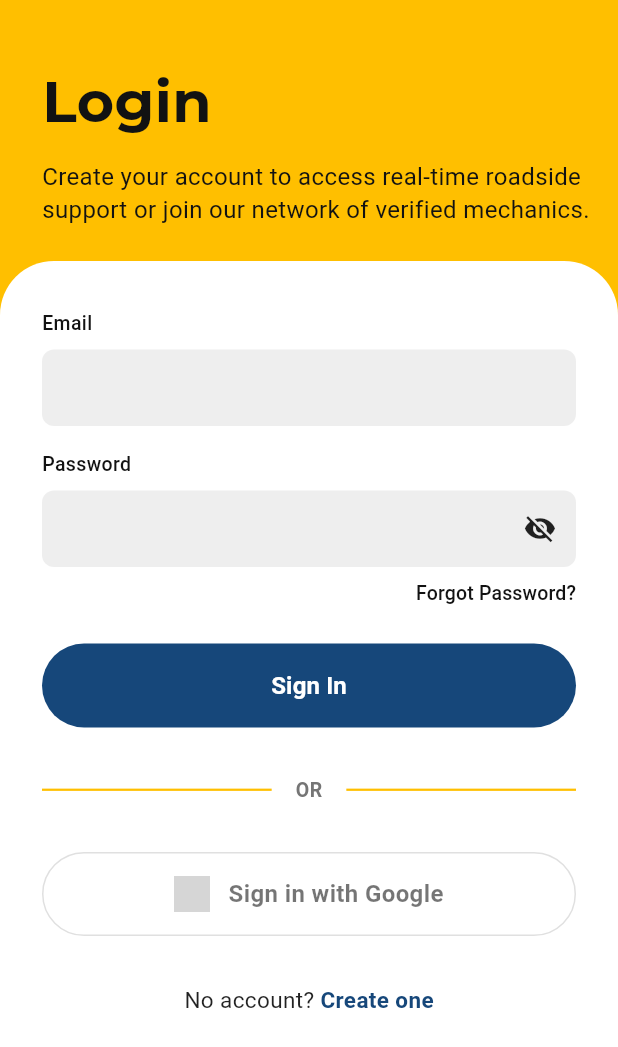
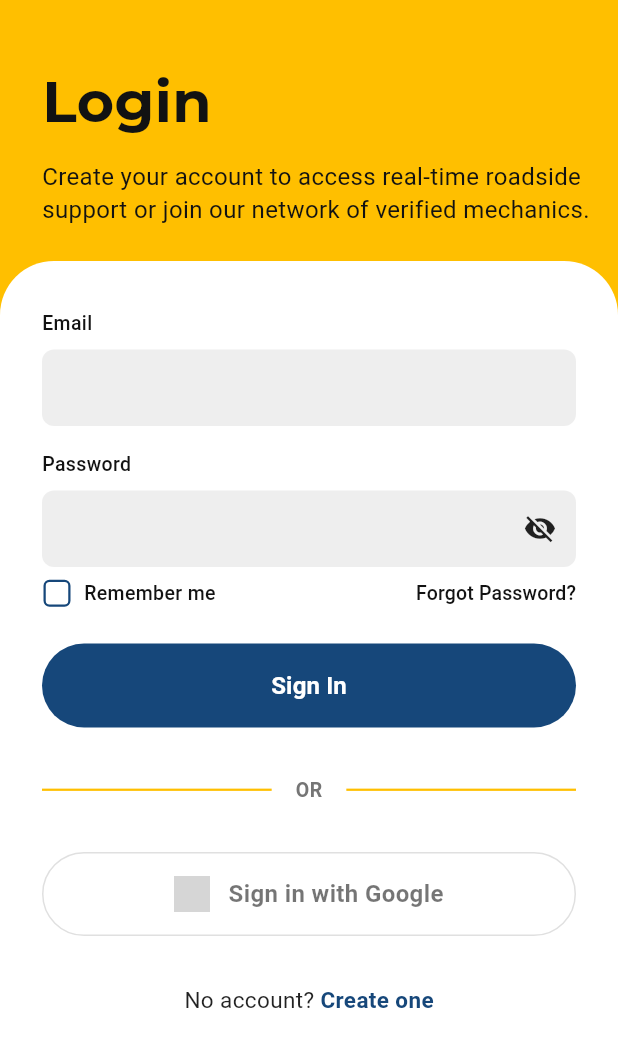
Before and after one commit to Aukaba/UnliRice_Softdev2, a Flutter app: the screen it shows after launch, on a phone screen of 412 x 824 dp. Shown: the top 1047 px of the screen. Run offline on Flutter 3.47's test engine with Material 3 defaults, Android fonts, the phone set to English and light mode, and no system bars; our stand-ins replace google_fonts, shared_preferences, supabase_flutter; accounts and stored records are empty; network calls fail; grey boxes are pictures that could not be loaded.

Commit message:
remember me

```diff
--- a/automate/lib/screen/authentication/login_screen.dart
+++ b/automate/lib/screen/authentication/login_screen.dart
@@ -1,5 +1,6 @@
 import 'package:flutter/material.dart';
 import 'package:google_fonts/google_fonts.dart';
+import 'package:shared_preferences/shared_preferences.dart';
 import '../../Logic/auth_logic.dart';
 import 'signup_screen.dart';
 import 'forgot_password_screen.dart';
@@ -19,6 +20,35 @@ class _LoginScreenState extends State<LoginScreen> {
   bool _isLoading = false;
   String? _errorMessage;
   bool _passwordVisible = false;
+  bool _rememberMe = false;
+
+  static const _kRememberMeKey = 'remember_me_email';
+
+  @override
+  void initState() {
+    super.initState();
+    _loadSavedEmail();
+  }
+
+  Future<void> _loadSavedEmail() async {
+    final prefs = await SharedPreferences.getInstance();
+    final savedEmail = prefs.getString(_kRememberMeKey);
+    if (savedEmail != null && savedEmail.isNotEmpty) {
+      setState(() {
+        _emailController.text = savedEmail;
+        _rememberMe = true;
+      });
+    }
+  }
+
+  Future<void> _saveOrClearEmail() async {
+    final prefs = await SharedPreferences.getInstance();
+    if (_rememberMe) {
+      await prefs.setString(_kRememberMeKey, _emailController.text.trim());
+    } else {
+      await prefs.remove(_kRememberMeKey);
+    }
+  }
 
   @override
   void dispose() {
@@ -38,6 +68,9 @@ class _LoginScreenState extends State<LoginScreen> {
         email: _emailController.text.trim(),
         password: _passwordController.text,
       );
+
+      // Save or clear the remembered email
+      await _saveOrClearEmail();
 
       if (!mounted) return;
 
@@ -248,10 +281,56 @@ class _LoginScreenState extends State<LoginScreen> {
                           ),
                         ),
 
+                        // Remember Me + Forgot Password row
+                        Row(
+                          mainAxisAlignment: MainAxisAlignment.spaceBetween,
+                          children: [
+                            // Remember Me checkbox
+                            GestureDetector(
+                              onTap: () {
+                                setState(() {
+                                  _rememberMe = !_rememberMe;
+                                });
+                              },
+                              child: Row(
+                                children: [
+                                  SizedBox(
+                                    width: 20,
+                                    height: 20,
+                                    child: Checkbox(
+                                      value: _rememberMe,
+                                      onChanged: (val) {
+                                        setState(() {
+                                          _rememberMe = val ?? false;
+                                        });
+                                      },
+                                      activeColor: const Color(0xFF16477A),
+                                      shape: RoundedRectangleBorder(
+                                        borderRadius: BorderRadius.circular(4),
+                                      ),
+                                      side: const BorderSide(
+                                        color: Color(0xFF16477A),
+                                        width: 1.5,
+                                      ),
+                                      materialTapTargetSize:
+                                          MaterialTapTargetSize.shrinkWrap,
+                                    ),
+                                  ),
+                                  const SizedBox(width: 8),
+                                  const Text(
+                                    'Remember me',
+                                    style: TextStyle(
+                                      color: Color(0xFF121212),
+                                      fontSize: 13,
+                                      fontWeight: FontWeight.w500,
+                                    ),
+                                  ),
+                                ],
+                              ),
+                            ),
+
                             // Forgot Password button
-                        Align(
-                          alignment: Alignment.centerRight,
-                          child: TextButton(
+                            TextButton(
                               onPressed: () {
                                 Navigator.push(
                                   context,
@@ -262,7 +341,8 @@ class _LoginScreenState extends State<LoginScreen> {
                                 );
                               },
                               style: TextButton.styleFrom(
-                              padding: const EdgeInsets.only(top: 8, bottom: 8),
+                                padding:
+                                    const EdgeInsets.only(top: 8, bottom: 8),
                                 minimumSize: Size.zero,
                                 tapTargetSize: MaterialTapTargetSize.shrinkWrap,
                               ),
@@ -275,6 +355,7 @@ class _LoginScreenState extends State<LoginScreen> {
                                 ),
                               ),
                             ),
+                          ],
                         ),
 
                         const SizedBox(height: 16),
--- a/automate/pubspec.yaml
+++ b/automate/pubspec.yaml
@@ -36,6 +36,7 @@ dependencies:
   cupertino_icons: ^1.0.8
   supabase_flutter: ^2.12.0
   google_fonts: ^8.0.2
+  shared_preferences: ^2.3.3
 
 dev_dependencies:
   flutter_test:
```
Also changed, not shown: automate/pubspec.lock. Lines whose indentation alone changed are shown as unchanged.
